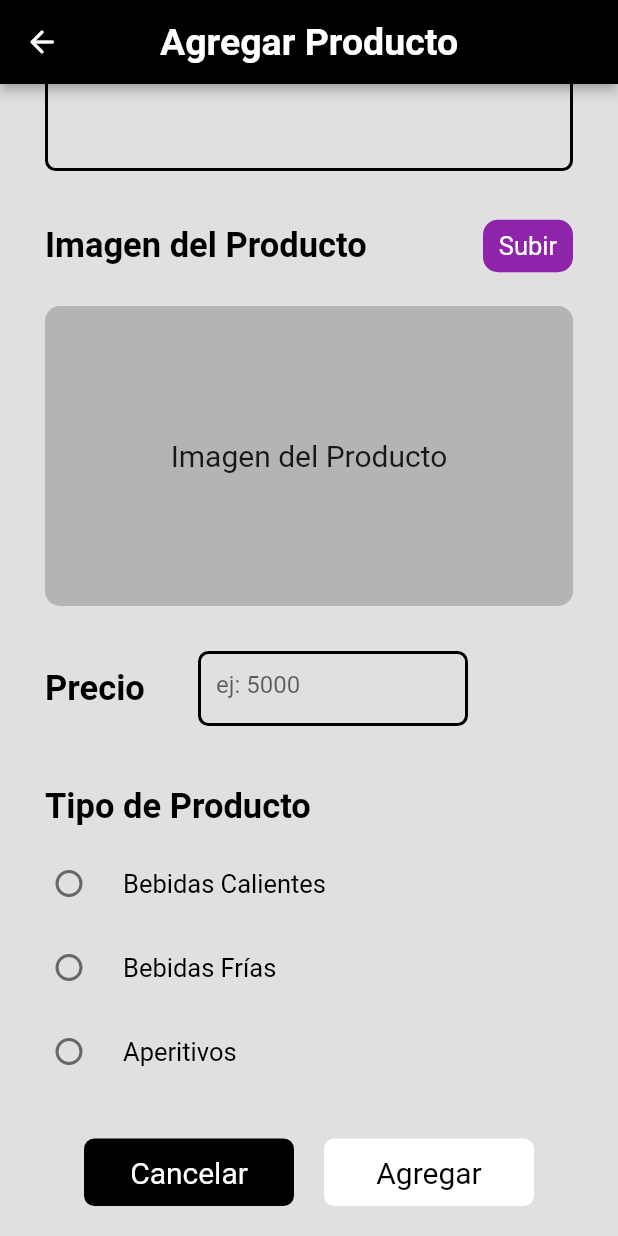
After one commit to DiegoB276/el-club-coffee, a Flutter app: the AddProductPage screen opened directly, scrolled down 345 dp, after a tap on "Subir", on a phone screen of 412 x 824 dp. The commit adds this screen. Run offline on Flutter 3.47's test engine with Material 2 defaults, Android fonts, the phone set to English and light mode, and no system bars; our stand-ins replace google_fonts, image_picker.

Commit message:
Nuevas características agregadas. Hay un error al momento de cargar la imagen al agregarla a una lista debido a que no se está almacenando en una ruta, en futuras actualizaciones este problema se corregirá.

```diff
--- a/lib/main.dart
+++ b/lib/main.dart
@@ -1,7 +1,13 @@
 import 'package:el_club/pages/splash_screen.dart';
 import 'package:flutter/material.dart';
+import 'package:flutter/services.dart';
 
-void main() {
+void main() async {
+  WidgetsFlutterBinding.ensureInitialized();
+
+  //Inicializar la orientación de la pantalla porr defecto.
+  SystemChrome.setPreferredOrientations([DeviceOrientation.portraitUp]);
+
   runApp(const MyApp());
 }
 
--- a/lib/models/product.dart
+++ b/lib/models/product.dart
@@ -10,6 +10,14 @@ class Product {
       required this.priceProduct,
       required this.pathImage,
       required this.ingredients});
+
+  Map<String, dynamic> toMap() {
+    return {
+      'nameProduct': nameProduct,
+      'descriptionProduct': descriptionProduct,
+      'priceProduct': priceProduct
+    };
+  }
 }
 
 List<Product> hotDrinksList = [
--- /dev/null
+++ b/lib/pages/add_product_page.dart
@@ -0,0 +1,450 @@
+import 'dart:io';
+import 'package:el_club/pages/home_page.dart';
+import 'package:el_club/services/select_image.dart';
+import 'package:flutter/material.dart';
+
+import '../models/product.dart';
+
+class AddProductPage extends StatefulWidget {
+  const AddProductPage({super.key});
+
+  @override
+  State<AddProductPage> createState() => _AddProductPageState();
+}
+
+class _AddProductPageState extends State<AddProductPage> {
+  //Estado de los RadioListTile
+
+  String typeProduct = "";
+  final _nameController = TextEditingController();
+  final _descriptionController = TextEditingController();
+  final _priceController = TextEditingController();
+
+  File? imageToUpload;
+
+  @override
+  Widget build(BuildContext context) {
+    return Scaffold(
+      backgroundColor: const Color.fromARGB(255, 224, 224, 224),
+      appBar: AppBar(
+        leading: IconButton(
+          onPressed: () {
+            Navigator.of(context).pushReplacement(
+                MaterialPageRoute(builder: (context) => const HomePage()));
+          },
+          icon: const Icon(Icons.arrow_back_rounded),
+        ),
+        backgroundColor: Colors.black, //const Color.fromARGB(255, 70, 37, 11),
+        elevation: 3,
+        title: const Text(
+          "Agregar Producto",
+          style: TextStyle(
+              color: Colors.white, fontWeight: FontWeight.bold, fontSize: 25),
+        ),
+        centerTitle: true,
+      ),
+      body: SingleChildScrollView(
+        child: Center(
+          child: Column(
+            children: [
+              const SizedBox(
+                height: 20,
+              ),
+              //Nombre del Producto
+              Column(
+                crossAxisAlignment: CrossAxisAlignment.start,
+                children: [
+                  const Padding(
+                    padding: EdgeInsets.only(left: 30, bottom: 5),
+                    child: Text(
+                      "Nombre del Producto",
+                      style:
+                          TextStyle(fontSize: 23, fontWeight: FontWeight.bold),
+                    ),
+                  ),
+                  Padding(
+                    padding: const EdgeInsets.symmetric(horizontal: 30),
+                    child: TextFormField(
+                      validator: (value) {
+                        if (value == null) {
+                          print("error");
+                        }
+                      },
+                      controller: _nameController,
+                      decoration: InputDecoration(
+                        hintText: "ej: Café",
+                        enabledBorder: OutlineInputBorder(
+                          borderSide:
+                              const BorderSide(color: Colors.black, width: 2),
+                          borderRadius: BorderRadius.circular(7),
+                        ),
+                        focusedBorder: OutlineInputBorder(
+                          borderSide: const BorderSide(
+                            color: Colors.black,
+                            width: 2,
+                          ),
+                          borderRadius: BorderRadius.circular(7),
+                        ),
+                      ),
+                    ),
+                  )
+                ],
+              ),
+              const SizedBox(
+                height: 30,
+              ),
+
+              //Descripción del Producto
+              Column(
+                crossAxisAlignment: CrossAxisAlignment.start,
+                children: [
+                  const Padding(
+                    padding: EdgeInsets.only(left: 30, bottom: 5),
+                    child: Text(
+                      "Descripción del Producto",
+                      style:
+                          TextStyle(fontSize: 23, fontWeight: FontWeight.bold),
+                    ),
+                  ),
+                  Padding(
+                    padding: const EdgeInsets.symmetric(horizontal: 30),
+                    child: TextFormField(
+                      validator: (value) {
+                        if (value == null) {
+                          print("error");
+                        }
+                      },
+                      controller: _descriptionController,
+                      keyboardType: TextInputType.multiline,
+                      maxLines: 10,
+                      textAlign: TextAlign.justify,
+                      decoration: InputDecoration(
+                        hintText: "ej: Este producto...",
+                        enabledBorder: OutlineInputBorder(
+                          borderSide:
+                              const BorderSide(color: Colors.black, width: 2),
+                          borderRadius: BorderRadius.circular(7),
+                        ),
+                        focusedBorder: OutlineInputBorder(
+                          borderSide: const BorderSide(
+                            color: Colors.black,
+                            width: 2,
+                          ),
+                          borderRadius: BorderRadius.circular(7),
+                        ),
+                      ),
+                    ),
+                  )
+                ],
+              ),
+
+              const SizedBox(
+                height: 30,
+              ),
+
+              //Imagen del Producto
+              Column(
+                children: [
+                  SizedBox(
+                    height: 40,
+                    width: double.infinity,
+                    child: Padding(
+                      padding: const EdgeInsets.only(left: 30, right: 30),
+                      child: Row(
+                        mainAxisAlignment: MainAxisAlignment.spaceBetween,
+                        children: [
+                          const Text(
+                            "Imagen del Producto",
+                            style: TextStyle(
+                                color: Colors.black,
+                                fontSize: 23,
+                                fontWeight: FontWeight.bold),
+                          ),
+                          GestureDetector(
+                            onTap: () async {
+                              final imagen = await getImage();
+                              setState(() {
+                                imageToUpload = File(imagen!.path);
+                              });
+                            },
+                            child: Container(
+                              height: 35,
+                              width: 60,
+                              decoration: BoxDecoration(
+                                color: Colors.purple.shade600,
+                                borderRadius: BorderRadius.circular(10),
+                              ),
+                              child: const Center(
+                                child: Text(
+                                  "Subir",
+                                  style: TextStyle(
+                                      color: Colors.white, fontSize: 17),
+                                ),
+                              ),
+                            ),
+                          ),
+                        ],
+                      ),
+                    ),
+                  ),
+                  Padding(
+                    padding:
+                        const EdgeInsets.only(left: 30, right: 30, top: 20),
+                    child: Container(
+                      height: 200,
+                      width: double.infinity,
+                      decoration: BoxDecoration(
+                          color: Color.fromARGB(255, 182, 179, 179),
+                          borderRadius: BorderRadius.circular(10)),
+                      child: imageToUpload != null
+                          ? ClipRRect(
+                              borderRadius: BorderRadius.circular(10),
+                              child: Image.file(
+                                imageToUpload!,
+                                fit: BoxFit.fitWidth,
+                              ),
+                            )
+                          : const Center(
+                              child: Text(
+                                "Imagen del Producto",
+                                style: TextStyle(fontSize: 20),
+                              ),
+                            ),
+                    ),
+                  )
+                ],
+              ),
+
+              const SizedBox(
+                height: 30,
+              ),
+
+              //Precio del Producto
+              SizedBox(
+                child: Padding(
+                  padding: const EdgeInsets.only(left: 30, right: 100),
+                  child: Row(
+                    mainAxisAlignment: MainAxisAlignment.spaceBetween,
+                    children: [
+                      const Text(
+                        "Precio",
+                        style: TextStyle(
+                            color: Colors.black,
+                            fontSize: 23,
+                            fontWeight: FontWeight.bold),
+                      ),
+                      SizedBox(
+                        height: 50,
+                        width: 180,
+                        child: TextFormField(
+                          validator: (value) {
+                            if (value == null) {
+                              print("error");
+                            }
+                          },
+                          controller: _priceController,
+                          keyboardType: TextInputType.number,
+                          decoration: InputDecoration(
+                            hintText: "ej: 5000",
+                            enabledBorder: OutlineInputBorder(
+                              borderSide: const BorderSide(
+                                  color: Colors.black, width: 2),
+                              borderRadius: BorderRadius.circular(7),
+                            ),
+                            focusedBorder: OutlineInputBorder(
+                              borderSide: const BorderSide(
+                                color: Colors.black,
+                                width: 2,
+                              ),
+                              borderRadius: BorderRadius.circular(7),
+                            ),
+                          ),
+                        ),
+                      ),
+                    ],
+                  ),
+                ),
+              ),
+              const SizedBox(
+                height: 40,
+              ),
+
+              //Tipo de Producto
+              Column(
+                crossAxisAlignment: CrossAxisAlignment.start,
+                children: [
+                  const Padding(
+                    padding: EdgeInsets.only(left: 30),
+                    child: Text(
+                      "Tipo de Producto",
+                      style: TextStyle(
+                          color: Colors.black,
+                          fontSize: 23,
+                          fontWeight: FontWeight.bold),
+                    ),
+                  ),
+                  const SizedBox(
+                    height: 10,
+                  ),
+                  Padding(
+                    padding: const EdgeInsets.only(left: 10, right: 30),
+                    child: Column(
+                      children: [
+                        RadioListTile(
+                          shape: RoundedRectangleBorder(
+                              borderRadius: BorderRadius.circular(10)),
+                          //activeColor: Colors.orange,
+                          title: const Text(
+                            "Bebidas Calientes",
+                            style: TextStyle(color: Colors.black, fontSize: 17),
+                          ),
+                          activeColor: Colors.pink.shade300,
+                          value: "hd",
+                          groupValue: typeProduct,
+                          onChanged: (value) {
+                            setState(() {
+                              typeProduct = value.toString();
+                              print(value);
+                            });
+                          },
+                        ),
+                        RadioListTile(
+                          shape: RoundedRectangleBorder(
+                              borderRadius: BorderRadius.circular(10)),
+                          title: const Text(
+                            "Bebidas Frías",
+                            style: TextStyle(color: Colors.black, fontSize: 17),
+                          ),
+                          activeColor: Colors.pink.shade300,
+                          value: "cd",
+                          groupValue: typeProduct,
+                          onChanged: (value) {
+                            setState(() {
+                              typeProduct = value.toString();
+                              print(value);
+                            });
+                          },
+                        ),
+                        RadioListTile(
+                          shape: RoundedRectangleBorder(
+                              borderRadius: BorderRadius.circular(10)),
+                          title: const Text(
+                            "Aperitivos",
+                            style: TextStyle(color: Colors.black, fontSize: 17),
+                          ),
+                          activeColor: Colors.pink.shade300,
+                          value: "ck",
+                          groupValue: typeProduct,
+                          onChanged: (value) {
+                            setState(() {
+                              typeProduct = value.toString();
+                              print(value);
+                            });
+                          },
+                        )
+                      ],
+                    ),
+                  )
+                ],
+              ),
+
+              const SizedBox(
+                height: 30,
+              ),
+
+              //Agregar y cancelar
+              Padding(
+                padding: const EdgeInsets.only(bottom: 20),
+                child: Row(
+                  mainAxisAlignment: MainAxisAlignment.center,
+                  children: [
+                    InkWell(
+                      onTap: () {
+                        Navigator.of(context).pushReplacement(MaterialPageRoute(
+                            builder: (context) => const HomePage()));
+                      },
+                      child: Container(
+                        height: 45,
+                        width: 140,
+                        decoration: BoxDecoration(
+                          color: Colors.black,
+                          borderRadius: BorderRadius.circular(7),
+                        ),
+                        child: const Center(
+                          child: Text(
+                            "Cancelar",
+                            style: TextStyle(color: Colors.white, fontSize: 20),
+                          ),
+                        ),
+                      ),
+                    ),
+                    const SizedBox(
+                      width: 20,
+                    ),
+                    InkWell(
+                      onTap: () {
+                        setState(() {
+                          if (typeProduct == "hd") {
+                            Product aux = Product(
+                                nameProduct: _nameController.text,
+                                descriptionProduct: _descriptionController.text,
+                                priceProduct: int.parse(_priceController.text),
+                                pathImage: imageToUpload!.path,
+                                ingredients: ["Agua", "Café", "Azucar"]);
+
+                            hotDrinksList.add(aux);
+                          }
+
+                          if (typeProduct == "cd") {
+                            Product aux = Product(
+                                nameProduct: _nameController.text,
+                                descriptionProduct: _descriptionController.text,
+                                priceProduct: int.parse(_priceController.text),
+                                pathImage: imageToUpload!.path,
+                                ingredients: ["Agua", "Café", "Azucar"]);
+
+                            coldDrinksList.add(aux);
+                          }
+                          if (typeProduct == "ck") {
+                            Product aux = Product(
+                                nameProduct: _nameController.text,
+                                descriptionProduct: _descriptionController.text,
+                                priceProduct: int.parse(_priceController.text),
+                                pathImage: imageToUpload!.path,
+                                ingredients: ["Agua", "Café", "Azucar"]);
+
+                            cakeList.add(aux);
+                          }
+                        });
+                        _nameController.clear();
+                        _descriptionController.clear();
+                        _priceController.clear();
+                      },
+                      child: Container(
+                        height: 45,
+                        width: 140,
+                        decoration: BoxDecoration(
+                          color: Colors.white,
+                          borderRadius: BorderRadius.circular(7),
+                        ),
+                        child: const Center(
+                          child: Text(
+                            "Agregar",
+                            style: TextStyle(color: Colors.black, fontSize: 20),
+                          ),
+                        ),
+                      ),
+                    ),
+                  ],
+                ),
+              )
+            ],
+          ),
+        ),
+      ),
+    );
+  }
+}
+
+//TODO Faltan realizar validaciones cuando los campos son nulos
+//TODO Se realizará el modulo para la subida de imagenes
--- a/lib/pages/cakes_page.dart
+++ b/lib/pages/cakes_page.dart
@@ -1,4 +1,5 @@
 import 'package:el_club/models/product.dart';
+
 import 'package:el_club/widget/my_drawer.dart';
 import 'package:flutter/material.dart';
 import 'package:google_fonts/google_fonts.dart';
@@ -28,21 +29,20 @@ class _CakePageState extends State<CakePage> {
         itemCount: cakeList.length,
         itemBuilder: (BuildContext context, int index) {
           Product product = cakeList[index];
-          return GestureDetector(
+          return InkWell(
             onTap: () {
               Navigator.of(context).push(
                 MaterialPageRoute(
-                  builder: (context) => DetailsPage(
-                    product: product,
-                  ),
+                  builder: (context) => DetailsPage(product: product),
                 ),
               );
             },
             child: CoffeeItem(
-                nameProduct: product.nameProduct,
-                descriptionProduct: product.descriptionProduct,
-                priceProduct: product.priceProduct,
-                pathImage: product.pathImage),
+              nameProduct: product.nameProduct,
+              descriptionProduct: product.descriptionProduct,
+              priceProduct: product.priceProduct,
+              pathImage: product.pathImage,
+            ),
           );
         },
       ),
--- a/lib/pages/splash_screen.dart
+++ b/lib/pages/splash_screen.dart
@@ -25,7 +25,7 @@ class _SplashScreenState extends State<SplashScreen> {
   @override
   Widget build(BuildContext context) {
     return Scaffold(
-      backgroundColor: Colors.brown.shade100,
+      backgroundColor: const Color.fromRGBO(226, 199, 174, 1),
       body: SafeArea(
         child: Center(
           child: Center(
@@ -50,7 +50,7 @@ class _SplashScreenState extends State<SplashScreen> {
         ),
       ),
       floatingActionButton: Text("Powered by GodiApps",
-          style: GoogleFonts.ibmPlexMono(color: Colors.black38)),
+          style: GoogleFonts.ibmPlexMono(color: Colors.black45)),
       floatingActionButtonLocation: FloatingActionButtonLocation.centerFloat,
     );
   }
--- /dev/null
+++ b/lib/services/select_image.dart
@@ -0,0 +1,10 @@
+import 'package:flutter/material.dart';
+import 'package:image_picker/image_picker.dart';
+
+//Subir una imagen desde galería
+Future<XFile?> getImage() async {
+  late ImagePicker picker = ImagePicker();
+  final image = await picker.pickImage(source: ImageSource.gallery);
+
+  return image;
+}
--- a/lib/widget/coffee_item.dart
+++ b/lib/widget/coffee_item.dart
@@ -6,13 +6,13 @@ class CoffeeItem extends StatelessWidget {
   String descriptionProduct;
   int priceProduct;
   String pathImage;
-  CoffeeItem(
-      {Key? key,
-      required this.nameProduct,
-      required this.descriptionProduct,
-      required this.priceProduct,
-      required this.pathImage})
-      : super(key: key);
+  CoffeeItem({
+    Key? key,
+    required this.nameProduct,
+    required this.descriptionProduct,
+    required this.priceProduct,
+    required this.pathImage,
+  }) : super(key: key);
 
   @override
   Widget build(BuildContext context) {
--- a/lib/widget/my_drawer.dart
+++ b/lib/widget/my_drawer.dart
@@ -1,3 +1,4 @@
+import 'package:el_club/pages/add_product_page.dart';
 import 'package:el_club/pages/cakes_page.dart';
 import 'package:el_club/pages/home_page.dart';
 import 'package:flutter/material.dart';
@@ -59,6 +60,19 @@ class MyDrawer extends StatelessWidget {
             ),
           ),
           ListTile(
+            onTap: () {
+              Navigator.of(context).pushReplacement(
+                MaterialPageRoute(builder: (context) => const AddProductPage()),
+              );
+            },
+            leading: const Icon(Icons.add_shopping_cart_rounded),
+            iconColor: Colors.orange.shade500,
+            title: Text(
+              "Agregar Producto",
+              style: TextStyle(fontSize: 20, color: Colors.grey.shade600),
+            ),
+          ),
+          ListTile(
             leading: const Icon(Icons.location_on),
             title: Text(
               "Calle 0 #2A-23 Pamplona - Colombia",
--- a/pubspec.yaml
+++ b/pubspec.yaml
@@ -38,6 +38,9 @@ dependencies:
   cupertino_icons: ^1.0.2
   google_fonts: ^3.0.1
   intl: ^0.18.0
+  image_picker: ^0.8.6+1
+  sqflite: ^2.2.4+1
+  path: ^1.8.2
 
 dev_dependencies:
   flutter_test:
```
Also changed, not shown: assets/logo/logo.png, pubspec.lock, 1 other file.
